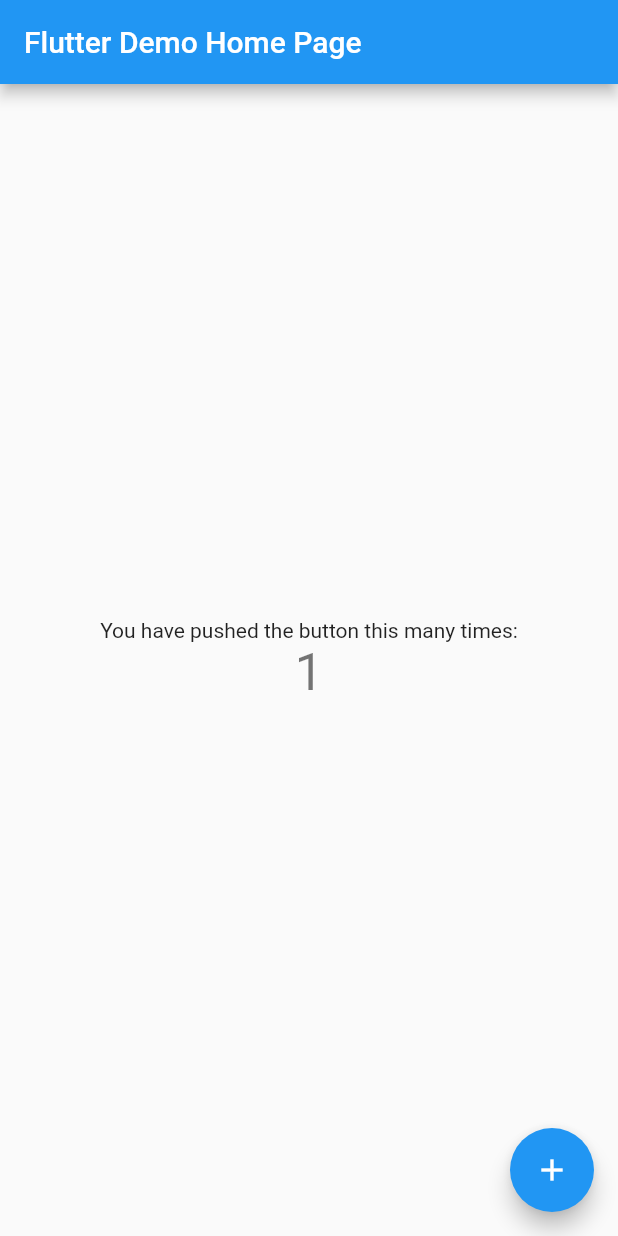
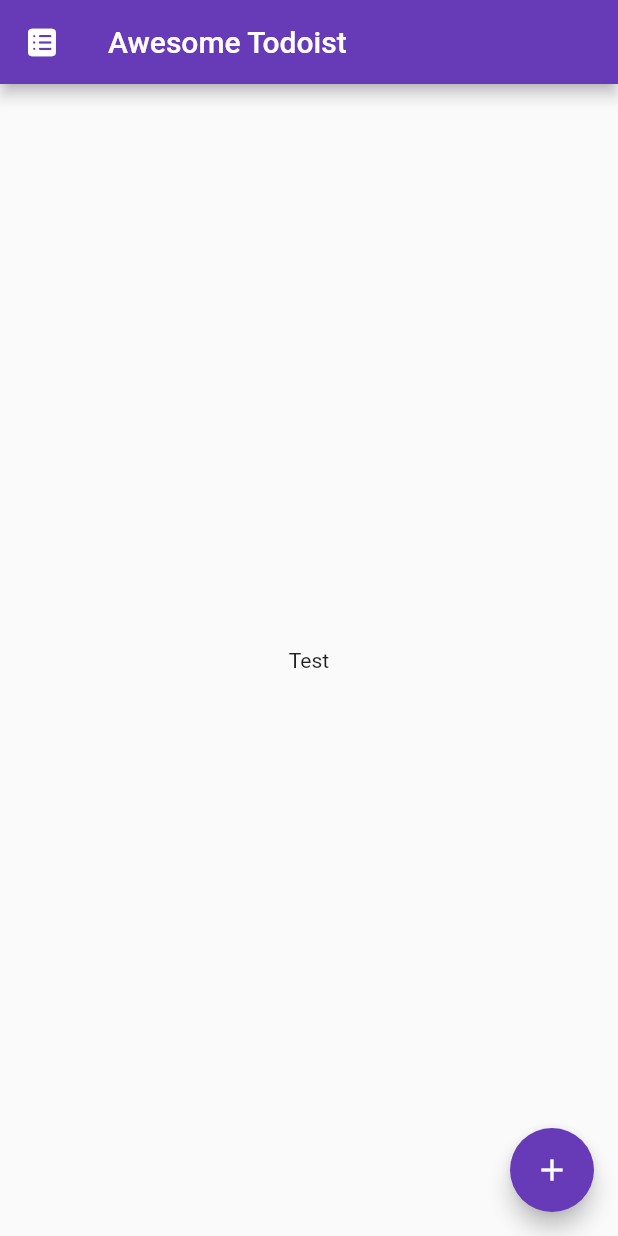
Before and after one commit to ivanovskii/AwesomeTodoist, a Flutter app: the screen it shows after launch, after a tap on the "add" icon, on a phone screen of 412 x 824 dp. Run offline on Flutter 3.47's test engine with Material 2 defaults, Android fonts, the phone set to English and light mode, and no system bars.

Commit message:
Clean up project

```diff
--- a/lib/main.dart
+++ b/lib/main.dart
@@ -1,3 +1,4 @@
+import 'package:flutter/cupertino.dart';
 import 'package:flutter/material.dart';
 
 void main() {
@@ -7,39 +8,20 @@
 class MyApp extends StatelessWidget {
   const MyApp({Key? key}) : super(key: key);
 
-  // This widget is the root of your application.
   @override
   Widget build(BuildContext context) {
     return MaterialApp(
-      title: 'Flutter Demo',
+      title: 'Awesome Todoist',
       theme: ThemeData(
-        // This is the theme of your application.
-        //
-        // Try running your application with "flutter run". You'll see the
-        // application has a blue toolbar. Then, without quitting the app, try
-        // changing the primarySwatch below to Colors.green and then invoke
-        // "hot reload" (press "r" in the console where you ran "flutter run",
-        // or simply save your changes to "hot reload" in a Flutter IDE).
-        // Notice that the counter didn't reset back to zero; the application
-        // is not restarted.
-        primarySwatch: Colors.blue,
+        primarySwatch: Colors.deepPurple,
       ),
-      home: const MyHomePage(title: 'Flutter Demo Home Page'),
+      home: const MyHomePage(title: 'Awesome Todoist'),
     );
   }
 }
 
 class MyHomePage extends StatefulWidget {
   const MyHomePage({Key? key, required this.title}) : super(key: key);
-
-  // This widget is the home page of your application. It is stateful, meaning
-  // that it has a State object (defined below) that contains fields that affect
-  // how it looks.
-
-  // This class is the configuration for the state. It holds the values (in this
-  // case the title) provided by the parent (in this case the App widget) and
-  // used by the build method of the State. Fields in a Widget subclass are
-  // always marked "final".
 
   final String title;
 
@@ -48,68 +30,21 @@
 }
 
 class _MyHomePageState extends State<MyHomePage> {
-  int _counter = 0;
-
-  void _incrementCounter() {
-    setState(() {
-      // This call to setState tells the Flutter framework that something has
-      // changed in this State, which causes it to rerun the build method below
-      // so that the display can reflect the updated values. If we changed
-      // _counter without calling setState(), then the build method would not be
-      // called again, and so nothing would appear to happen.
-      _counter++;
-    });
-  }
 
   @override
   Widget build(BuildContext context) {
-    // This method is rerun every time setState is called, for instance as done
-    // by the _incrementCounter method above.
-    //
-    // The Flutter framework has been optimized to make rerunning build methods
-    // fast, so that you can just rebuild anything that needs updating rather
-    // than having to individually change instances of widgets.
     return Scaffold(
       appBar: AppBar(
-        // Here we take the value from the MyHomePage object that was created by
-        // the App.build method, and use it to set our appbar title.
+        leading: const Icon(CupertinoIcons.square_list_fill),
         title: Text(widget.title),
       ),
-      body: Center(
-        // Center is a layout widget. It takes a single child and positions it
-        // in the middle of the parent.
-        child: Column(
-          // Column is also a layout widget. It takes a list of children and
-          // arranges them vertically. By default, it sizes itself to fit its
-          // children horizontally, and tries to be as tall as its parent.
-          //
-          // Invoke "debug painting" (press "p" in the console, choose the
-          // "Toggle Debug Paint" action from the Flutter Inspector in Android
-          // Studio, or the "Toggle Debug Paint" command in Visual Studio Code)
-          // to see the wireframe for each widget.
-          //
-          // Column has various properties to control how it sizes itself and
-          // how it positions its children. Here we use mainAxisAlignment to
-          // center the children vertically; the main axis here is the vertical
-          // axis because Columns are vertical (the cross axis would be
-          // horizontal).
-          mainAxisAlignment: MainAxisAlignment.center,
-          children: <Widget>[
-            const Text(
-              'You have pushed the button this many times:',
-            ),
-            Text(
-              '$_counter',
-              style: Theme.of(context).textTheme.headline4,
-            ),
-          ],
-        ),
+      body: const Center(
+        child: Text('Test'),
       ),
       floatingActionButton: FloatingActionButton(
-        onPressed: _incrementCounter,
-        tooltip: 'Increment',
+        onPressed: () {},
         child: const Icon(Icons.add),
-      ), // This trailing comma makes auto-formatting nicer for build methods.
+      ),
     );
   }
 }
```
Also changed, not shown: 1 other file.
